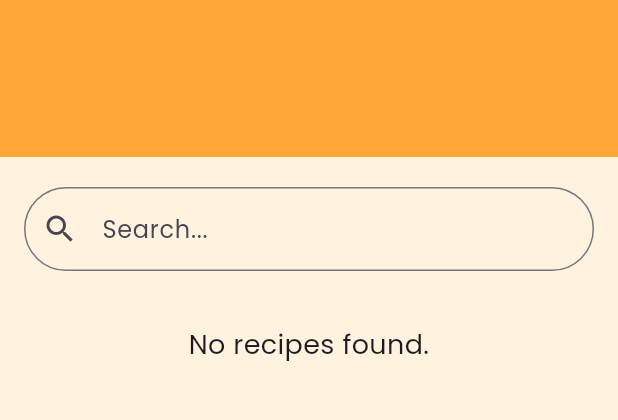
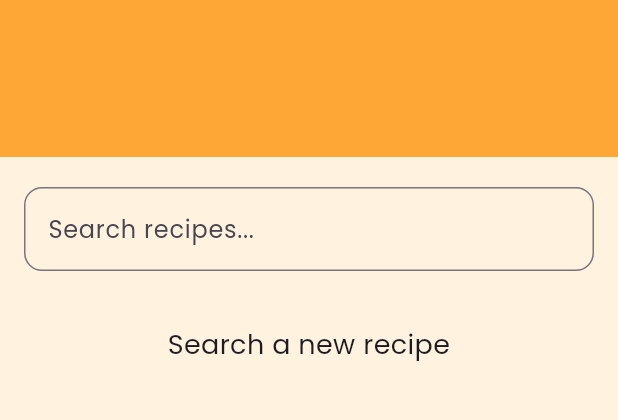
Before and after one commit to lpglinard/receitas_com_api, a Flutter app: the screen it shows after launch, on a phone screen of 412 x 824 dp, the part 83-503 px from its top. Run offline on Flutter 3.47's test engine with Material 3 defaults, Android fonts, the phone set to English and light mode, and no system bars.

Commit message:
Adjusting recipes detail page and favorite button

```diff
--- a/lib/components/results_list.dart
+++ b/lib/components/results_list.dart
@@ -4,10 +4,27 @@ import 'package:receitas_com_api/providers/recipes_provider.dart';
 import '../pages/recipe_detail_page.dart';
 
 class ResultsList extends StatelessWidget {
+  final TextEditingController searchController;
+
+  ResultsList({required this.searchController});
+
   @override
   Widget build(BuildContext context) {
-    return Consumer<RecipeProvider>(
-      builder: (context, recipeProvider, child) {
+    final recipeProvider = Provider.of<RecipeProvider>(context);
+
+    // Check if the search box is empty
+    if (searchController.text.isEmpty) {
+      return Padding(
+        padding: const EdgeInsets.all(16.0),
+        child: Text(
+          'Search a new recipe',
+          style: TextStyle(fontSize: 18, fontFamily: 'Poppins'),
+          textAlign: TextAlign.center,
+        ),
+      );
+    }
+
+    // Display "No recipes found" if the search returns no results
     if (recipeProvider.recipes.isEmpty) {
       return Padding(
         padding: const EdgeInsets.all(16.0),
@@ -19,30 +36,31 @@ class ResultsList extends StatelessWidget {
       );
     }
 
+    // Display the list of recipes if available
     return ListView.builder(
       shrinkWrap: true,
       physics: NeverScrollableScrollPhysics(),
       itemCount: recipeProvider.recipes.length,
       itemBuilder: (context, index) {
         final recipe = recipeProvider.recipes[index];
-            return ListTile(
+        return Card(
+          margin: EdgeInsets.symmetric(horizontal: 16, vertical: 8),
+          shape: RoundedRectangleBorder(
+            borderRadius: BorderRadius.circular(12),
+          ),
+          elevation: 4,
+          child: ListTile(
+            title: Text(
+              recipe.title,
+              style: TextStyle(fontFamily: 'Poppins'),
+            ),
+            trailing: Icon(Icons.arrow_forward),
             onTap: () {
               Navigator.of(context).push(MaterialPageRoute(
                 builder: (context) => RecipeDetailPage(recipeId: recipe.id),
               ));
             },
-              title: Text(
-                recipe.title,
-                style: TextStyle(fontFamily: 'Poppins'),
           ),
-              trailing: IconButton(
-                icon: Icon(Icons.favorite_border),
-                onPressed: () {
-                  // Add favorite functionality here
-                },
-              ),
-            );
-          },
         );
       },
     );
--- a/lib/components/search_box.dart
+++ b/lib/components/search_box.dart
@@ -1,20 +1,28 @@
 import 'package:flutter/material.dart';
+import 'package:provider/provider.dart';
+
+import '../providers/recipes_provider.dart';
 
 class SearchBox extends StatelessWidget {
   final TextEditingController searchController;
-  final String hintText;
 
-  SearchBox({required this.searchController, this.hintText = 'Search...'});
+  SearchBox({required this.searchController});
 
   @override
   Widget build(BuildContext context) {
     return TextField(
       controller: searchController,
+      onChanged: (value) {
+        // Notify provider to search recipes
+        if (value.isNotEmpty) {
+          Provider.of<RecipeProvider>(context, listen: false)
+              .searchRecipes(value);
+        }
+      },
       decoration: InputDecoration(
-        hintText: hintText,
-        prefixIcon: Icon(Icons.search),
+        hintText: 'Search recipes...',
         border: OutlineInputBorder(
-          borderRadius: BorderRadius.circular(30.0),
+          borderRadius: BorderRadius.circular(12),
         ),
       ),
     );
--- a/lib/model/recipe.dart
+++ b/lib/model/recipe.dart
@@ -2,18 +2,33 @@ class Recipe {
   final int id;
   final String title;
   final String image;
+  final int? servings;
+  final int? readyInMinutes;
+  final List<String> ingredients;
+  final String? instructions;
 
   Recipe({
     required this.id,
     required this.title,
     required this.image,
+    this.servings,
+    this.readyInMinutes,
+    required this.ingredients,
+    this.instructions,
   });
 
   factory Recipe.fromJson(Map<String, dynamic> json) {
     return Recipe(
       id: json['id'],
       title: json['title'],
-      image: json['image'],
+      image: json['image'] ?? '',
+      servings: json['servings'],
+      readyInMinutes: json['readyInMinutes'],
+      ingredients: (json['extendedIngredients'] as List<dynamic>?)
+          ?.map((item) => item['original'].toString())
+          .toList() ??
+          [],
+      instructions: json['instructions'] as String?,
     );
   }
 }
--- a/lib/pages/favorites_page.dart
+++ b/lib/pages/favorites_page.dart
@@ -1,6 +1,7 @@
 import 'package:flutter/material.dart';
 import 'package:provider/provider.dart';
 
+import '../pages/recipe_detail_page.dart';
 import '../providers/recipes_provider.dart';
 
 class FavoritesPage extends StatelessWidget {
@@ -27,6 +28,12 @@ class FavoritesPage extends StatelessWidget {
           final recipe = favorites[index];
           return ListTile(
             title: Text(recipe.title),
+            onTap: () {
+              Navigator.of(context).push(MaterialPageRoute(
+                builder: (context) =>
+                    RecipeDetailPage(recipeId: recipe.id),
+              ));
+            },
           );
         },
       ),
--- a/lib/pages/home_page.dart
+++ b/lib/pages/home_page.dart
@@ -4,8 +4,6 @@ import 'package:receitas_com_api/pages/favorites_page.dart';
 import '../components/results_list.dart';
 import '../components/search_box.dart';
 import '../providers/recipes_provider.dart';
-import '../model/recipe.dart';
-
 
 class HomePage extends StatefulWidget {
   @override
@@ -14,24 +12,11 @@ class HomePage extends StatefulWidget {
 
 class _HomePageState extends State<HomePage> {
   TextEditingController _searchController = TextEditingController();
-  List<String> _filteredRecipes = [];
-
-  @override
-  void initState() {
-    super.initState();
-    _filteredRecipes = "" as List<String>;
-    _searchController.addListener(_filterRecipes);
-  }
 
   @override
   void dispose() {
     _searchController.dispose();
     super.dispose();
-  }
-
-  void _filterRecipes() {
-    String query = _searchController.text;
-    Provider.of<RecipeProvider>(context, listen: false).searchRecipes(query);
   }
 
   @override
@@ -43,9 +28,12 @@ class _HomePageState extends State<HomePage> {
           slivers: [
             SliverAppBar(
               actions: [
-                IconButton(onPressed: () {
-                  Navigator.of(context).pushNamed(FavoritesPage.routeName);
-                }, icon: Icon(Icons.favorite_border))
+                IconButton(
+                  onPressed: () {
+                    Navigator.of(context).pushNamed(FavoritesPage.routeName);
+                  },
+                  icon: Icon(Icons.favorite_border),
+                )
               ],
               expandedHeight: 160.0,
               floating: false,
@@ -76,7 +64,7 @@ class _HomePageState extends State<HomePage> {
               ),
             ),
             SliverToBoxAdapter(
-              child: ResultsList(),
+              child: ResultsList(searchController: _searchController),
             ),
           ],
         ),
--- a/lib/providers/recipes_provider.dart
+++ b/lib/providers/recipes_provider.dart
@@ -26,7 +26,8 @@ class RecipeProvider with ChangeNotifier {
     }
   }
   Future<Recipe> fetchRecipeDetails(int recipeId) async {
-    final url = Uri.parse('https://api.spoonacular.com/recipes/$recipeId/information?apiKey=3e49dfd66f1e461b8cf36db9e703693d');
+    final url = Uri.parse(
+        'https://api.spoonacular.com/recipes/$recipeId/information?apiKey=3e49dfd66f1e461b8cf36db9e703693d');
     final response = await http.get(url);
 
     if (response.statusCode == 200) {
@@ -36,6 +37,7 @@ class RecipeProvider with ChangeNotifier {
       throw Exception('Failed to load recipe details');
     }
   }
+
   void toggleFavorite(Recipe recipe) {
     if (_favorites.contains(recipe)) {
       _favorites.remove(recipe);
```
Also changed, not shown: lib/pages/recipe_detail_page.dart (+117 -7 lines). Lines whose indentation alone changed are shown as unchanged.
